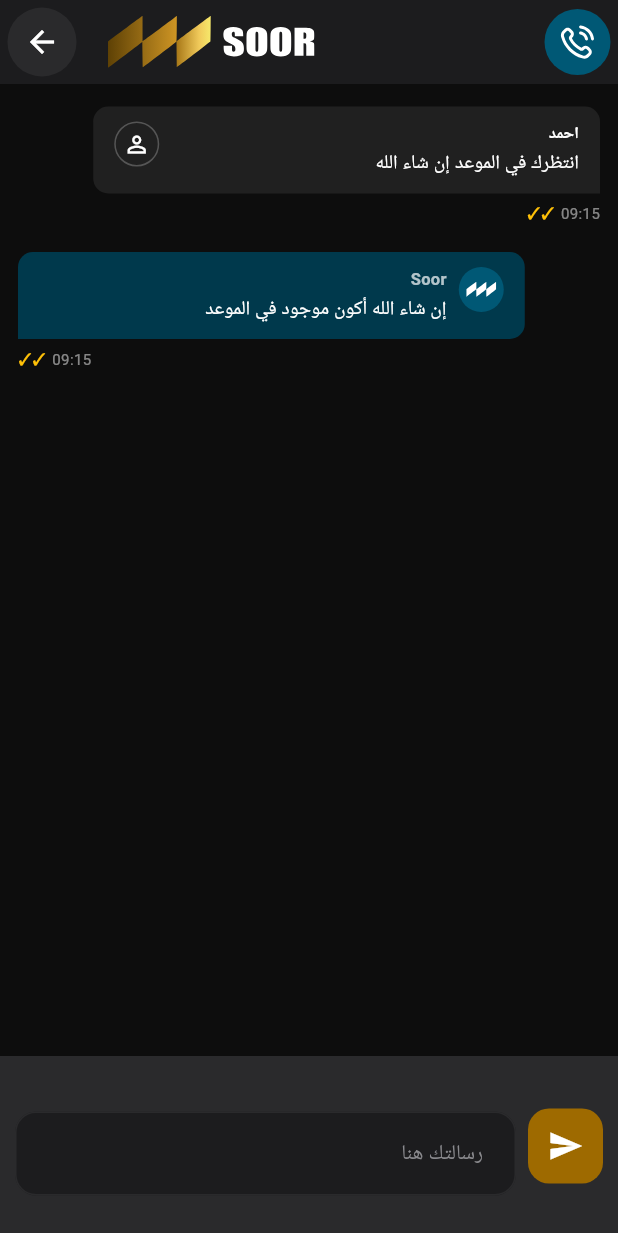
After one commit to mohamedwael397/soor_app, a Flutter app: the screen it shows after launch, after a tap on the "chat" icon, on a phone screen of 412 x 824 dp. The commit adds this screen. Shown: the top 1233 px of the screen. Run offline on Flutter 3.47's test engine with Material 3 defaults, Android fonts, the phone set to English and light mode, and no system bars; our stand-ins replace flutter_svg, geocoding, geolocator, google_maps_flutter, pin_code_fields, smooth_page_indicator.

Commit message:
Update latest changes

```diff
--- /dev/null
+++ b/lib/Home/Chat/cahtScreen.dart
@@ -0,0 +1,290 @@
+import 'package:flutter/material.dart';
+import 'package:flutter_svg/svg.dart';
+import 'package:soor_app/Home/Chat/call_screen.dart';
+import 'package:soor_app/conistans/constans.dart';
+
+class Cahtscreen extends StatelessWidget {
+  Cahtscreen({super.key});
+
+  final TextEditingController chatcontroller = TextEditingController();
+  final GlobalKey<FormState> formkey = GlobalKey<FormState>();
+
+  @override
+  Widget build(BuildContext context) {
+    return Scaffold(
+      backgroundColor: AppTheme.background,
+      appBar: AppBar(
+        backgroundColor: AppTheme.fieldBackground,
+        elevation: 0,
+
+        leading: Padding(
+          padding: const EdgeInsets.all(5),
+          child: GestureDetector(
+            onTap: () {
+              Navigator.pop(context);
+            },
+            child: Container(
+              decoration: BoxDecoration(
+                shape: BoxShape.circle,
+                color: AppTheme.fieldBorder,
+              ),
+              child: Icon(Icons.arrow_back, color: AppTheme.labelColor),
+            ),
+          ),
+        ),
+
+        actions: [
+          Padding(
+            padding: const EdgeInsets.all(5),
+            child: GestureDetector(
+              onTap: () {
+                Navigator.push(
+                  context,
+                  MaterialPageRoute(builder: (context) => CallScreen()),
+                );
+              },
+              child: Container(
+                decoration: const BoxDecoration(
+                  color: Color(0xff005875),
+                  shape: BoxShape.circle,
+                ),
+                padding: const EdgeInsets.all(10),
+                child: SvgPicture.asset("assets/images/phone-call-01.svg"),
+              ),
+            ),
+          ),
+        ],
+
+        title: SvgPicture.asset("assets/images/Asset 2 1.svg", height: 35),
+      ),
+
+      body: ListView(
+        padding: const EdgeInsets.symmetric(horizontal: 12, vertical: 15),
+        children: [
+          Align(
+            alignment: Alignment.centerRight,
+            child: Column(
+              crossAxisAlignment: CrossAxisAlignment.end,
+              children: [
+                Container(
+                  width: MediaQuery.of(context).size.width * 0.82,
+                  padding: const EdgeInsets.symmetric(
+                    horizontal: 14,
+                    vertical: 10,
+                  ),
+                  decoration: BoxDecoration(
+                    color: const Color(0xff202020),
+                    borderRadius: const BorderRadius.only(
+                      topLeft: Radius.circular(10),
+                      topRight: Radius.circular(10),
+                      bottomLeft: Radius.circular(10),
+                    ),
+                  ),
+                  child: Row(
+                    crossAxisAlignment: CrossAxisAlignment.start,
+                    children: [
+                      // Avatar
+                      Container(
+                        width: 30,
+                        height: 30,
+                        decoration: BoxDecoration(
+                          shape: BoxShape.circle,
+                          border: Border.all(color: Colors.white24),
+                        ),
+                        child: Icon(
+                          Icons.person_outline,
+                          size: 18,
+                          color: AppTheme.labelColor,
+                        ),
+                      ),
+
+                      const SizedBox(width: 8),
+
+                      Expanded(
+                        child: Column(
+                          crossAxisAlignment: CrossAxisAlignment.end,
+                          children: [
+                            Text(
+                              "احمد",
+                              style: TextStyle(
+                                color: AppTheme.labelColor,
+                                fontSize: 11,
+                                fontWeight: FontWeight.bold,
+                              ),
+                            ),
+
+                            const SizedBox(height: 3),
+
+                            Text(
+                              "انتظرك في الموعد إن شاء الله",
+                              textAlign: TextAlign.right,
+                              style: TextStyle(
+                                color: AppTheme.labelColor,
+                                fontSize: 13,
+                              ),
+                            ),
+                          ],
+                        ),
+                      ),
+                    ],
+                  ),
+                ),
+
+                const SizedBox(height: 5),
+
+                Row(
+                  mainAxisSize: MainAxisSize.min,
+                  children: [
+                    const Text(
+                      "✓✓",
+                      style: TextStyle(color: Colors.amber, fontSize: 11),
+                    ),
+                    const SizedBox(width: 4),
+                    Text(
+                      "09:15",
+                      style: TextStyle(
+                        color: AppTheme.labelColor.withOpacity(0.5),
+                        fontSize: 10,
+                      ),
+                    ),
+                  ],
+                ),
+              ],
+            ),
+          ),
+
+          const SizedBox(height: 18),
+
+          Align(
+            alignment: Alignment.centerLeft,
+            child: Column(
+              crossAxisAlignment: CrossAxisAlignment.start,
+              children: [
+                Container(
+                  width: MediaQuery.of(context).size.width * 0.82,
+                  padding: const EdgeInsets.symmetric(
+                    horizontal: 14,
+                    vertical: 10,
+                  ),
+                  decoration: const BoxDecoration(
+                    color: Color(0xff00394C),
+                    borderRadius: BorderRadius.only(
+                      topLeft: Radius.circular(10),
+                      topRight: Radius.circular(10),
+                      bottomRight: Radius.circular(10),
+                    ),
+                  ),
+                  child: Row(
+                    crossAxisAlignment: CrossAxisAlignment.start,
+                    children: [
+                      Expanded(
+                        child: Column(
+                          crossAxisAlignment: CrossAxisAlignment.end,
+                          children: [
+                            const Text(
+                              "Soor",
+                              style: TextStyle(
+                                color: Colors.white70,
+                                fontSize: 11,
+                                fontWeight: FontWeight.bold,
+                              ),
+                            ),
+
+                            const SizedBox(height: 3),
+
+                            const Text(
+                              "إن شاء الله أكون موجود في الموعد",
+                              textAlign: TextAlign.right,
+                              style: TextStyle(
+                                color: Colors.white,
+                                fontSize: 13,
+                              ),
+                            ),
+                          ],
+                        ),
+                      ),
+
+                      const SizedBox(width: 8),
+
+                      // Avatar
+                      Container(
+                        width: 30,
+                        height: 30,
+                        decoration: const BoxDecoration(
+                          shape: BoxShape.circle,
+                          color: Color(0xff005875),
+                        ),
+                        child: Padding(
+                          padding: const EdgeInsets.all(5.0),
+                          child: SvgPicture.asset("assets/images/Group.svg"),
+                        ),
+                      ),
+                    ],
+                  ),
+                ),
+
+                const SizedBox(height: 5),
+
+                // Time + Checks
+                Row(
+                  mainAxisSize: MainAxisSize.min,
+                  children: [
+                    const Text(
+                      "✓✓",
+                      style: TextStyle(color: Colors.amber, fontSize: 11),
+                    ),
+                    const SizedBox(width: 4),
+                    Text(
+                      "09:15",
+                      style: TextStyle(
+                        color: AppTheme.labelColor.withOpacity(0.5),
+                        fontSize: 10,
+                      ),
+                    ),
+                  ],
+                ),
+              ],
+            ),
+          ),
+        ],
+      ),
+
+      // ================= MESSAGE INPUT =================
+      bottomNavigationBar: SafeArea(
+        child: Container(
+          height: 120,
+          color: AppTheme.fieldBorder,
+          padding: const EdgeInsets.symmetric(horizontal: 10, vertical: 8),
+          child: Row(
+            children: [
+              // Text Field
+              Expanded(
+                child: TextFormFieldWidget(
+                  controller: chatcontroller,
+                  validator: (value) {},
+                  hintText: "رسالتك هنا",
+                  label: "",
+                ),
+              ),
+
+              const SizedBox(width: 8),
+
+              Container(
+                width: 50,
+                height: 50,
+                decoration: BoxDecoration(
+                  color: AppTheme.primaryColor,
+                  borderRadius: BorderRadius.circular(14),
+                ),
+                child: IconButton(
+                  onPressed: () {},
+                  icon: Icon(Icons.send, color: AppTheme.labelColor),
+                ),
+              ),
+            ],
+          ),
+        ),
+      ),
+    );
+  }
+}
--- a/lib/Home/home_screen.dart
+++ b/lib/Home/home_screen.dart
@@ -3,6 +3,7 @@ import 'dart:async';
 import 'package:flutter/material.dart';
 import 'package:flutter_svg/svg.dart';
 import 'package:smooth_page_indicator/smooth_page_indicator.dart';
+import 'package:soor_app/Home/Chat/cahtScreen.dart';
 import 'package:soor_app/conistans/constans.dart';
 
 class HomeScreen extends StatefulWidget {
@@ -56,6 +57,18 @@ class _HomeScreenState extends State<HomeScreen> {
   Widget build(BuildContext context) {
     return Scaffold(
       backgroundColor: AppTheme.background,
+      floatingActionButtonLocation: FloatingActionButtonLocation.startFloat,
+      floatingActionButton: FloatingActionButton(
+        onPressed: () {
+          Navigator.push(
+            context,
+            MaterialPageRoute(builder: (context) => Cahtscreen()),
+          );
+        },
+        shape: const CircleBorder(),
+        backgroundColor: AppTheme.primaryColor,
+        child: Icon(Icons.chat, color: AppTheme.labelColor),
+      ),
       appBar: AppBar(
         backgroundColor: AppTheme.fieldBackground,
         leading: IconButton(
```
Also changed, not shown: lib/Home/Chat/call_screen.dart (added, +126 -0 lines), assets/images/Group 26669.svg (added), assets/images/Group.svg (added), assets/images/phone-call-01.svg (added).
